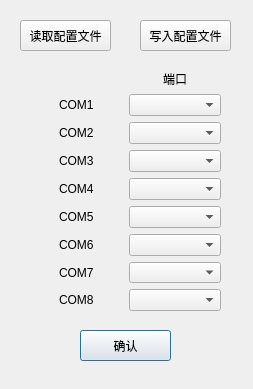
This is configdialog.ui in Mapleaph/comtest as Qt 5 draws it before an edit. The edited form follows.
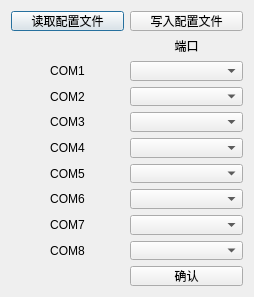
This is the edited form.

What changed in the file:
```diff
--- a/configdialog.ui
+++ b/configdialog.ui
@@ -9,20 +9,20 @@
    <rect>
     <x>0</x>
     <y>0</y>
-    <width>253</width>
-    <height>389</height>
+    <width>254</width>
+    <height>297</height>
    </rect>
   </property>
   <property name="minimumSize">
    <size>
-    <width>253</width>
-    <height>389</height>
+    <width>254</width>
+    <height>297</height>
    </size>
   </property>
   <property name="maximumSize">
    <size>
-    <width>253</width>
-    <height>389</height>
+    <width>254</width>
+    <height>297</height>
    </size>
   </property>
   <property name="windowTitle">
@@ -34,144 +34,143 @@
   <property name="modal">
    <bool>true</bool>
   </property>
-  <widget class="QPushButton" name="btn_ok">
-   <property name="geometry">
-    <rect>
-     <x>80</x>
-     <y>330</y>
-     <width>91</width>
-     <height>31</height>
-    </rect>
-   </property>
-   <property name="text">
-    <string>确认</string>
-   </property>
-  </widget>
-  <widget class="QWidget" name="layoutWidget">
-   <property name="geometry">
-    <rect>
-     <x>30</x>
-     <y>70</y>
-     <width>191</width>
-     <height>241</height>
-    </rect>
-   </property>
    <layout class="QGridLayout" name="gridLayout">
-    <item row="8" column="1">
-     <widget class="QComboBox" name="comboBox81"/>
-    </item>
-    <item row="6" column="1">
-     <widget class="QComboBox" name="comboBox61"/>
-    </item>
-    <item row="6" column="0" alignment="Qt::AlignHCenter">
-     <widget class="QLabel" name="label_6">
+   <item row="0" column="0">
+    <widget class="QPushButton" name="btn_auto_config">
       <property name="text">
-       <string>COM6</string>
+      <string>读取配置文件</string>
       </property>
      </widget>
     </item>
-    <item row="5" column="1">
-     <widget class="QComboBox" name="comboBox51"/>
-    </item>
-    <item row="5" column="0" alignment="Qt::AlignHCenter">
-     <widget class="QLabel" name="label_5">
+   <item row="0" column="1">
+    <widget class="QPushButton" name="btn_save_config">
       <property name="text">
-       <string>COM5</string>
-      </property>
-     </widget>
-    </item>
-    <item row="4" column="1">
-     <widget class="QComboBox" name="comboBox41"/>
-    </item>
-    <item row="4" column="0" alignment="Qt::AlignHCenter">
-     <widget class="QLabel" name="label_4">
-      <property name="text">
-       <string>COM4</string>
-      </property>
-     </widget>
-    </item>
-    <item row="3" column="1">
-     <widget class="QComboBox" name="comboBox31"/>
-    </item>
-    <item row="3" column="0" alignment="Qt::AlignHCenter">
-     <widget class="QLabel" name="label_3">
-      <property name="text">
-       <string>COM3</string>
-      </property>
-     </widget>
-    </item>
-    <item row="2" column="1">
-     <widget class="QComboBox" name="comboBox21"/>
-    </item>
-    <item row="2" column="0" alignment="Qt::AlignHCenter">
-     <widget class="QLabel" name="label_2">
-      <property name="text">
-       <string>COM2</string>
+      <string>写入配置文件</string>
       </property>
      </widget>
     </item>
     <item row="1" column="1">
-     <widget class="QComboBox" name="comboBox11"/>
-    </item>
-    <item row="1" column="0" alignment="Qt::AlignHCenter">
-     <widget class="QLabel" name="label_1">
-      <property name="text">
-       <string>COM1</string>
-      </property>
-     </widget>
-    </item>
-    <item row="0" column="1" alignment="Qt::AlignHCenter">
      <widget class="QLabel" name="label_9">
       <property name="text">
        <string>端口</string>
       </property>
-     </widget>
-    </item>
-    <item row="7" column="0" alignment="Qt::AlignHCenter">
+     <property name="alignment">
+      <set>Qt::AlignCenter</set>
+     </property>
+    </widget>
+   </item>
+   <item row="2" column="0">
+    <widget class="QLabel" name="label_1">
+     <property name="text">
+      <string>COM1</string>
+     </property>
+     <property name="alignment">
+      <set>Qt::AlignCenter</set>
+     </property>
+    </widget>
+   </item>
+   <item row="2" column="1">
+    <widget class="QComboBox" name="comboBox11"/>
+   </item>
+   <item row="3" column="0">
+    <widget class="QLabel" name="label_2">
+     <property name="text">
+      <string>COM2</string>
+     </property>
+     <property name="alignment">
+      <set>Qt::AlignCenter</set>
+     </property>
+    </widget>
+   </item>
+   <item row="3" column="1">
+    <widget class="QComboBox" name="comboBox21"/>
+   </item>
+   <item row="4" column="0">
+    <widget class="QLabel" name="label_3">
+     <property name="text">
+      <string>COM3</string>
+     </property>
+     <property name="alignment">
+      <set>Qt::AlignCenter</set>
+     </property>
+    </widget>
+   </item>
+   <item row="4" column="1">
+    <widget class="QComboBox" name="comboBox31"/>
+   </item>
+   <item row="5" column="0">
+    <widget class="QLabel" name="label_4">
+     <property name="text">
+      <string>COM4</string>
+     </property>
+     <property name="alignment">
+      <set>Qt::AlignCenter</set>
+     </property>
+    </widget>
+   </item>
+   <item row="5" column="1">
+    <widget class="QComboBox" name="comboBox41"/>
+   </item>
+   <item row="6" column="0">
+    <widget class="QLabel" name="label_5">
+     <property name="text">
+      <string>COM5</string>
+     </property>
+     <property name="alignment">
+      <set>Qt::AlignCenter</set>
+     </property>
+    </widget>
+   </item>
+   <item row="6" column="1">
+    <widget class="QComboBox" name="comboBox51"/>
+   </item>
+   <item row="7" column="0">
+    <widget class="QLabel" name="label_6">
+     <property name="text">
+      <string>COM6</string>
+     </property>
+     <property name="alignment">
+      <set>Qt::AlignCenter</set>
+     </property>
+    </widget>
+   </item>
+   <item row="7" column="1">
+    <widget class="QComboBox" name="comboBox61"/>
+   </item>
+   <item row="8" column="0">
      <widget class="QLabel" name="label_7">
       <property name="text">
        <string>COM7</string>
       </property>
-     </widget>
-    </item>
-    <item row="7" column="1">
+     <property name="alignment">
+      <set>Qt::AlignCenter</set>
+     </property>
+    </widget>
+   </item>
+   <item row="8" column="1">
      <widget class="QComboBox" name="comboBox71"/>
     </item>
-    <item row="8" column="0" alignment="Qt::AlignHCenter">
+   <item row="9" column="0">
      <widget class="QLabel" name="label_8">
       <property name="text">
        <string>COM8</string>
       </property>
+     <property name="alignment">
+      <set>Qt::AlignCenter</set>
+     </property>
+    </widget>
+   </item>
+   <item row="9" column="1">
+    <widget class="QComboBox" name="comboBox81"/>
+   </item>
+   <item row="10" column="1">
+    <widget class="QPushButton" name="btn_ok">
+     <property name="text">
+      <string>确认</string>
+     </property>
      </widget>
     </item>
    </layout>
-  </widget>
-  <widget class="QPushButton" name="btn_auto_config">
-   <property name="geometry">
-    <rect>
-     <x>20</x>
-     <y>20</y>
-     <width>91</width>
-     <height>31</height>
-    </rect>
-   </property>
-   <property name="text">
-    <string>读取配置文件</string>
-   </property>
-  </widget>
-  <widget class="QPushButton" name="btn_save_config">
-   <property name="geometry">
-    <rect>
-     <x>140</x>
-     <y>20</y>
-     <width>91</width>
-     <height>31</height>
-    </rect>
-   </property>
-   <property name="text">
-    <string>写入配置文件</string>
-   </property>
-  </widget>
  </widget>
  <resources/>
  <connections/>
```
Lines whose indentation alone changed are shown as unchanged.
